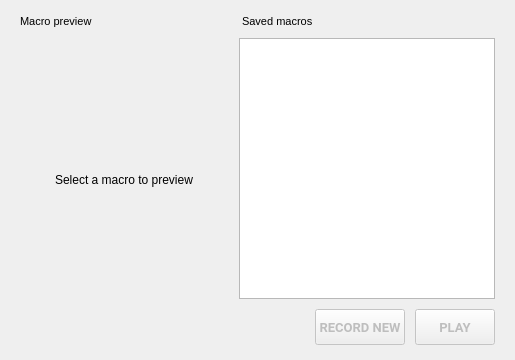
The window that android/android-emu/android/skin/qt/extended-pages/record-macro-page.ui (aosp-mirror/platform_external_qemu) describes before a commit, drawn with Qt 5.
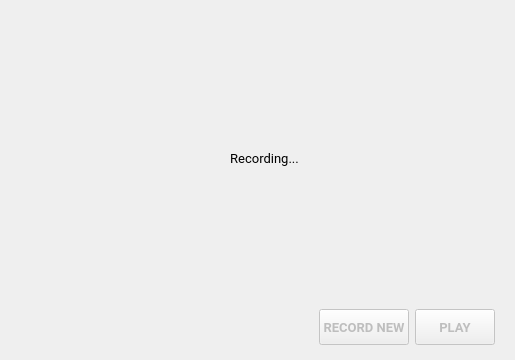
The same window after the commit. The open tabs and pages were chosen to show the change. Icons and pictures are not drawn. Custom widgets are drawn as their Qt base class.

Commit message: MacroUI: Adds recording overlay to show recording time and hide playback UI.

Diff of the .ui file:
```diff
--- a/android/android-emu/android/skin/qt/extended-pages/record-macro-page.ui
+++ b/android/android-emu/android/skin/qt/extended-pages/record-macro-page.ui
@@ -19,21 +19,43 @@
   <property name="windowTitle">
    <string>Form</string>
   </property>
+  <layout class="QVBoxLayout" name="verticalLayout_6">
+   <property name="spacing">
+    <number>6</number>
+   </property>
+   <property name="leftMargin">
+    <number>20</number>
+   </property>
+   <property name="topMargin">
+    <number>15</number>
+   </property>
+   <property name="rightMargin">
+    <number>20</number>
+   </property>
+   <property name="bottomMargin">
+    <number>15</number>
+   </property>
+   <item>
+    <widget class="QStackedWidget" name="stackedWidget">
+     <property name="lineWidth">
+      <number>0</number>
+     </property>
+     <property name="currentIndex">
+      <number>0</number>
+     </property>
+     <widget class="QWidget" name="page">
   <layout class="QHBoxLayout" name="horizontalLayout">
-   <property name="spacing">
-    <number>10</number>
-   </property>
    <property name="leftMargin">
-    <number>20</number>
+        <number>0</number>
    </property>
    <property name="topMargin">
-    <number>15</number>
+        <number>0</number>
    </property>
    <property name="rightMargin">
-    <number>20</number>
+        <number>0</number>
    </property>
    <property name="bottomMargin">
-    <number>15</number>
+        <number>0</number>
    </property>
    <item>
     <layout class="QVBoxLayout" name="verticalLayout_2">
@@ -176,38 +198,6 @@
        </layout>
       </widget>
      </item>
-     <item>
-      <spacer name="verticalSpacer_2">
-       <property name="orientation">
-        <enum>Qt::Vertical</enum>
-       </property>
-       <property name="sizeType">
-        <enum>QSizePolicy::Fixed</enum>
-       </property>
-       <property name="sizeHint" stdset="0">
-        <size>
-         <width>20</width>
-         <height>1</height>
-        </size>
-       </property>
-      </spacer>
-     </item>
-     <item>
-      <spacer name="verticalSpacer">
-       <property name="orientation">
-        <enum>Qt::Vertical</enum>
-       </property>
-       <property name="sizeType">
-        <enum>QSizePolicy::Fixed</enum>
-       </property>
-       <property name="sizeHint" stdset="0">
-        <size>
-         <width>20</width>
-         <height>47</height>
-        </size>
-       </property>
-      </spacer>
-     </item>
     </layout>
    </item>
    <item>
@@ -237,6 +227,122 @@
        </property>
       </widget>
      </item>
+        </layout>
+       </item>
+      </layout>
+     </widget>
+     <widget class="QWidget" name="recordingOverlay">
+      <layout class="QVBoxLayout" name="verticalLayout_7">
+       <item>
+        <spacer name="verticalSpacer">
+         <property name="orientation">
+          <enum>Qt::Vertical</enum>
+         </property>
+         <property name="sizeHint" stdset="0">
+          <size>
+           <width>20</width>
+           <height>114</height>
+          </size>
+         </property>
+        </spacer>
+       </item>
+       <item>
+        <layout class="QHBoxLayout" name="horizontalLayout_2">
+         <item>
+          <spacer name="horizontalSpacer_2">
+           <property name="orientation">
+            <enum>Qt::Horizontal</enum>
+           </property>
+           <property name="sizeHint" stdset="0">
+            <size>
+             <width>40</width>
+             <height>20</height>
+            </size>
+           </property>
+          </spacer>
+         </item>
+         <item>
+          <widget class="QLabel" name="recordingIcon">
+           <property name="sizePolicy">
+            <sizepolicy hsizetype="Fixed" vsizetype="Fixed">
+             <horstretch>0</horstretch>
+             <verstretch>0</verstretch>
+            </sizepolicy>
+           </property>
+           <property name="maximumSize">
+            <size>
+             <width>8</width>
+             <height>8</height>
+            </size>
+           </property>
+           <property name="text">
+            <string/>
+           </property>
+           <property name="pixmap">
+            <pixmap resource="../resources.qrc">:/light/recordCircle</pixmap>
+           </property>
+           <property name="scaledContents">
+            <bool>true</bool>
+           </property>
+           <property name="alignment">
+            <set>Qt::AlignCenter</set>
+           </property>
+          </widget>
+         </item>
+         <item>
+          <widget class="QLabel" name="recordingLabel">
+           <property name="sizePolicy">
+            <sizepolicy hsizetype="Preferred" vsizetype="Fixed">
+             <horstretch>0</horstretch>
+             <verstretch>0</verstretch>
+            </sizepolicy>
+           </property>
+           <property name="font">
+            <font>
+             <family>Roboto</family>
+             <pointsize>10</pointsize>
+            </font>
+           </property>
+           <property name="text">
+            <string>Recording...</string>
+           </property>
+           <property name="alignment">
+            <set>Qt::AlignCenter</set>
+           </property>
+          </widget>
+         </item>
+         <item>
+          <spacer name="horizontalSpacer_3">
+           <property name="orientation">
+            <enum>Qt::Horizontal</enum>
+           </property>
+           <property name="sizeHint" stdset="0">
+            <size>
+             <width>40</width>
+             <height>20</height>
+            </size>
+           </property>
+          </spacer>
+         </item>
+        </layout>
+       </item>
+       <item>
+        <spacer name="verticalSpacer_2">
+         <property name="orientation">
+          <enum>Qt::Vertical</enum>
+         </property>
+         <property name="sizeHint" stdset="0">
+          <size>
+           <width>20</width>
+           <height>114</height>
+          </size>
+         </property>
+        </spacer>
+       </item>
+      </layout>
+     </widget>
+    </widget>
+   </item>
      <item>
       <layout class="QHBoxLayout" name="horizontalLayout_3">
        <item>
@@ -359,20 +465,18 @@
       </layout>
      </item>
     </layout>
-   </item>
-  </layout>
  </widget>
  <customwidgets>
-  <customwidget>
-   <class>RaisedMaterialButton</class>
-   <extends>QPushButton</extends>
-   <header>android/skin/qt/raised-material-button.h</header>
-  </customwidget>
   <customwidget>
    <class>android::videoplayer::VideoPlayerWidget</class>
    <extends>QWidget</extends>
    <header>android/skin/qt/video-player/VideoPlayerWidget.h</header>
   </customwidget>
+  <customwidget>
+   <class>RaisedMaterialButton</class>
+   <extends>QPushButton</extends>
+   <header>android/skin/qt/raised-material-button.h</header>
+  </customwidget>
  </customwidgets>
  <resources>
   <include location="../resources.qrc"/>
```
Lines whose indentation alone changed are shown as unchanged. The commit also changes 1 other file.
